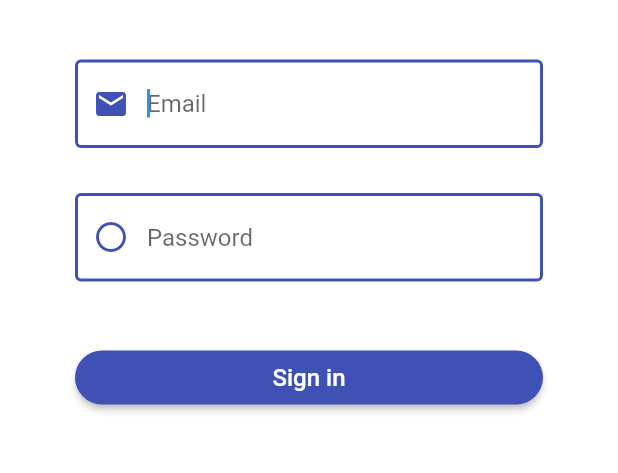
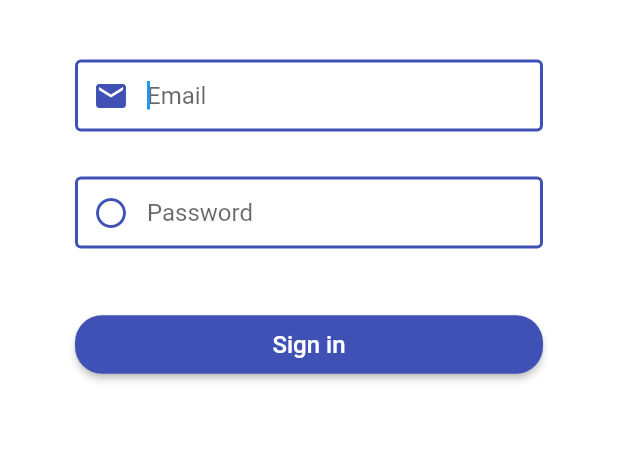
Before and after one commit to philalem/tutorial_app, a Flutter app: the screen it shows after launch, on a phone screen of 412 x 824 dp, the part 221-694 px from its top. Run offline on Flutter 3.47's test engine with Material 2 defaults, Android fonts, the phone set to English and light mode, and no system bars; our stand-ins replace camera, cloud_firestore, firebase_auth, firebase_storage, google_fonts, image_picker and 1 more; missing offline and left inert: algolia; accounts and stored records are empty; Roboto replaces fonts that are missing (Satisfy).

Commit message:
updated the text field and button

```diff
--- a/lib/utility/creaidButton.dart
+++ b/lib/utility/creaidButton.dart
@@ -20,10 +20,13 @@ class CreaidButton extends StatelessWidget {
       shape: RoundedRectangleBorder(
         borderRadius: BorderRadius.circular(18.0),
       ),
-      child: Row(
-        mainAxisAlignment: MainAxisAlignment.center,
-        children: children,
-        mainAxisSize: shrink ? MainAxisSize.min : MainAxisSize.max,
+      child: Padding(
+        padding: const EdgeInsets.all(10.0),
+        child: Row(
+          mainAxisAlignment: MainAxisAlignment.center,
+          children: children,
+          mainAxisSize: shrink ? MainAxisSize.min : MainAxisSize.max,
+        ),
       ),
     );
   }
--- a/lib/utility/creaidTextField.dart
+++ b/lib/utility/creaidTextField.dart
@@ -26,6 +26,7 @@ class CreaidTextField extends StatelessWidget {
         fontSize: 16,
       ),
       decoration: InputDecoration(
+        contentPadding: EdgeInsets.symmetric(vertical: 5),
         focusedBorder: OutlineInputBorder(
           borderSide: BorderSide(color: Colors.indigo, width: 2.0),
         ),
```
